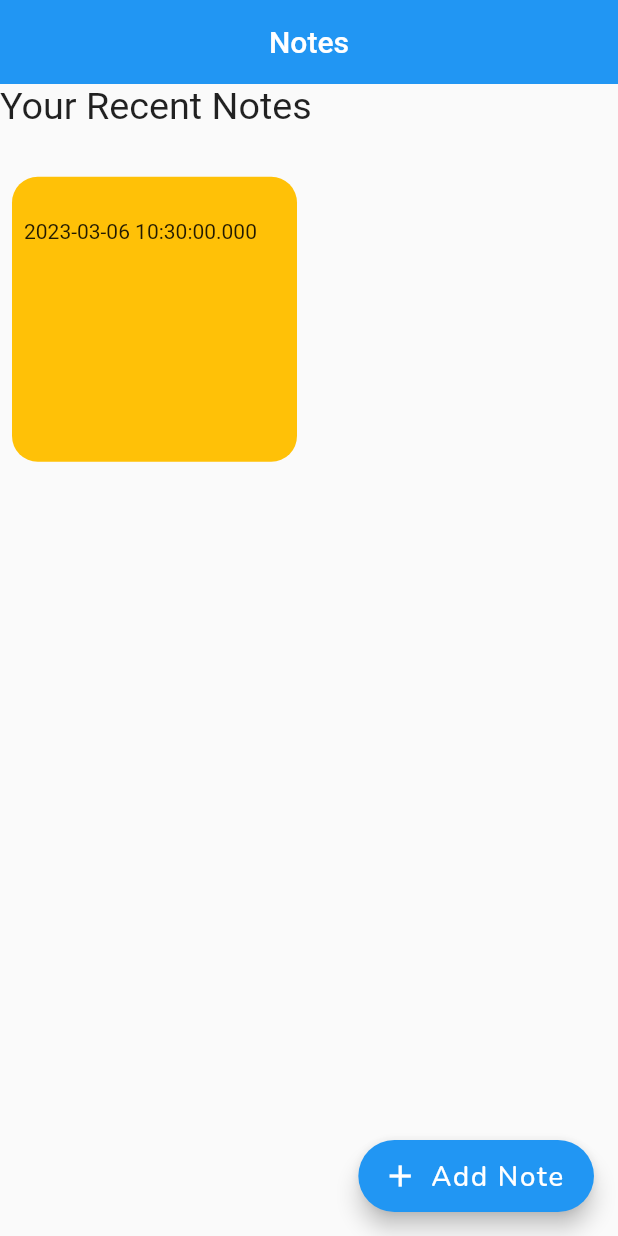
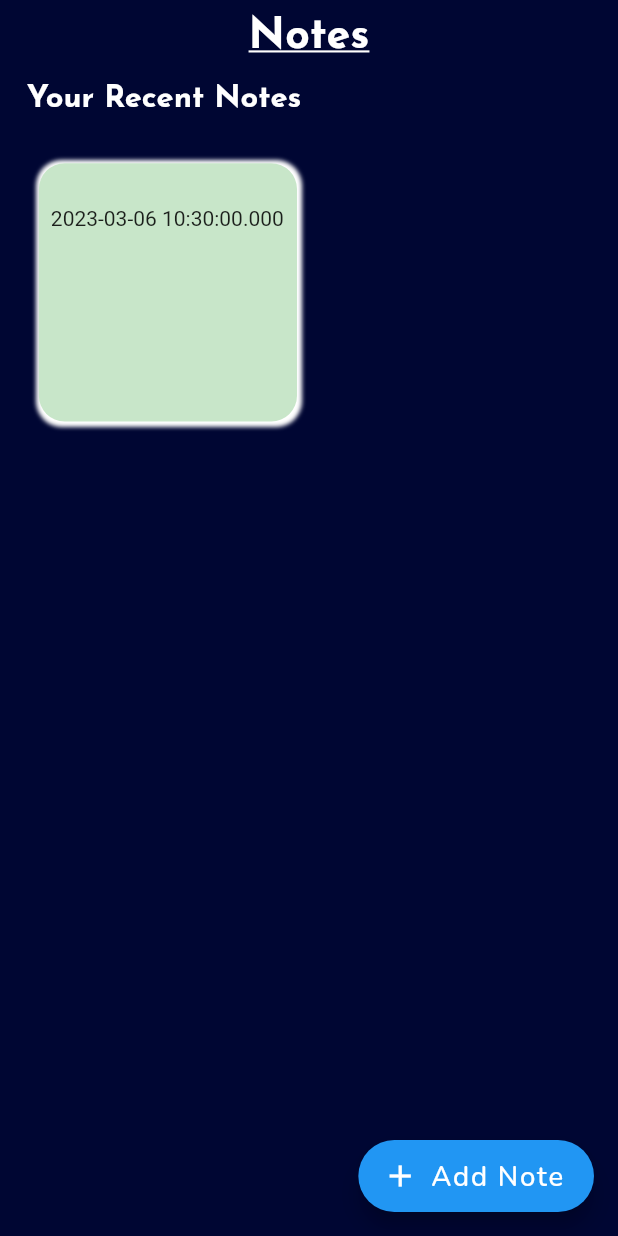
Before and after one commit to MuhammadZahid0349/Note-App-with-firebase, a Flutter app: the NoteEditorScreen screen opened directly, after a tap on the "save" icon, on a phone screen of 412 x 824 dp. Run offline on Flutter 3.47's test engine with Material 2 defaults, Android fonts, the phone set to English and light mode, and no system bars; our stand-ins replace cloud_firestore, firebase_core, flutter_easyloading, flutter_screenutil, get, google_fonts and 1 more; accounts and stored records are empty.

Commit message:
-Workiig ---

```diff
--- a/lib/Note_Card.dart
+++ b/lib/Note_Card.dart
@@ -1,6 +1,7 @@
 import 'package:cloud_firestore/cloud_firestore.dart';
 import 'package:flutter/material.dart';
 import 'package:flutter_screenutil/flutter_screenutil.dart';
+import 'package:notes_app/Colors.dart';
 import 'package:velocity_x/velocity_x.dart';
 
 Widget noteCard(Function()? onTap, QueryDocumentSnapshot doc) {
@@ -10,9 +11,16 @@ Widget noteCard(Function()? onTap, QueryDocumentSnapshot doc) {
       padding: const EdgeInsets.all(8.0),
       margin: const EdgeInsets.all(8.0),
       decoration: BoxDecoration(
-        color: Colors.amber,
-        borderRadius: BorderRadius.circular(15.r),
-      ),
+          color: AppStyle.cardsColor[doc['color_id']],
+          borderRadius: BorderRadius.circular(15.r),
+          boxShadow: [
+            BoxShadow(
+              color: Colors.white,
+              offset: Offset(0.7, 0.7),
+              blurRadius: 1.5,
+              spreadRadius: 2.5,
+            )
+          ]),
       child: Column(
         crossAxisAlignment: CrossAxisAlignment.start,
         children: [
@@ -20,7 +28,12 @@ Widget noteCard(Function()? onTap, QueryDocumentSnapshot doc) {
           4.h.heightBox,
           Text(doc["creation_date"]),
           8.h.heightBox,
-          Text(doc["note_content"]),
+          Text(
+            doc["note_content"],
+            maxLines: 3,
+            softWrap: true,
+            style: TextStyle(overflow: TextOverflow.ellipsis, fontSize: 14.sp),
+          ),
         ],
       ),
     ),
--- a/lib/main.dart
+++ b/lib/main.dart
@@ -16,8 +16,6 @@ void main() async {
 
 class MyApp extends StatelessWidget {
   const MyApp({super.key});
-
-  // This widget is the root of your application.
   @override
   Widget build(BuildContext context) {
     return ScreenUtilInit(
@@ -27,7 +25,7 @@ class MyApp extends StatelessWidget {
         builder: (context, child) {
           return GetMaterialApp(
               debugShowCheckedModeBanner: false,
-              title: 'Driving Div',
+              title: 'Notes',
               builder: EasyLoading.init(),
               home: HomeScreen());
         });
```
Also changed, not shown: lib/HomeScreen.dart (+24 -8 lines), 5 other files.
